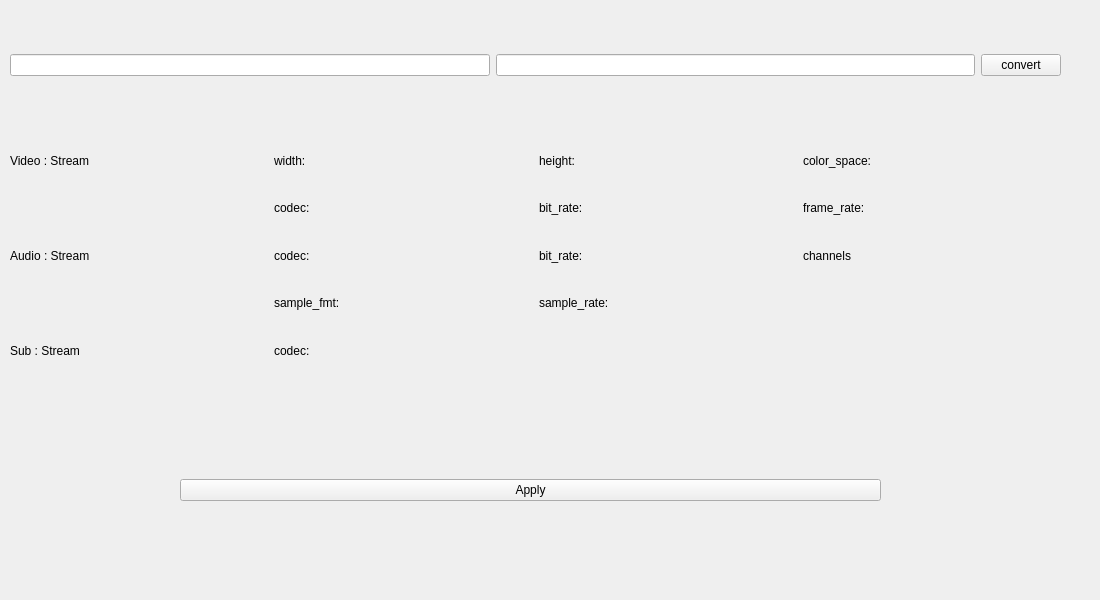
Above: widget.ui from JackLau1222/OpenConverter before the change. Below: the same form after it.
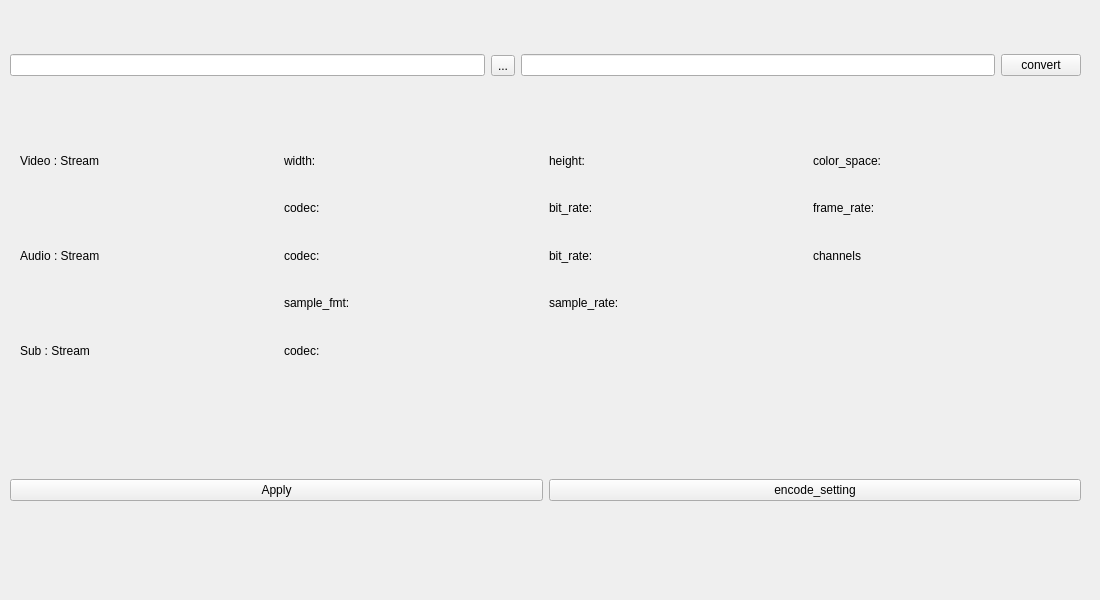
That is the form after the change.

Commit message: add open file by tool button

Patch:
```diff
--- a/widget.ui
+++ b/widget.ui
@@ -24,7 +24,7 @@
     <rect>
      <x>10</x>
      <y>20</y>
-     <width>1051</width>
+     <width>1071</width>
      <height>91</height>
     </rect>
    </property>
@@ -36,6 +36,13 @@
       </property>
      </widget>
     </item>
+    <item>
+     <widget class="QToolButton" name="toolButton">
+      <property name="text">
+       <string>...</string>
+      </property>
+     </widget>
+    </item>
     <item>
      <widget class="QLineEdit" name="lineEdit_outputFile">
       <property name="text">
@@ -55,7 +62,7 @@
   <widget class="QWidget" name="gridLayoutWidget">
    <property name="geometry">
     <rect>
-     <x>10</x>
+     <x>20</x>
      <y>140</y>
      <width>1051</width>
      <height>231</height>
@@ -172,9 +179,9 @@
   <widget class="QWidget" name="horizontalLayoutWidget_2">
    <property name="geometry">
     <rect>
-     <x>180</x>
+     <x>10</x>
      <y>450</y>
-     <width>701</width>
+     <width>1071</width>
      <height>81</height>
     </rect>
    </property>
@@ -186,6 +193,13 @@
       </property>
      </widget>
     </item>
+    <item>
+     <widget class="QPushButton" name="pushButton_EncodeSetting">
+      <property name="text">
+       <string>encode_setting</string>
+      </property>
+     </widget>
+    </item>
    </layout>
   </widget>
  </widget>
```
The commit also changes 7 other files.
